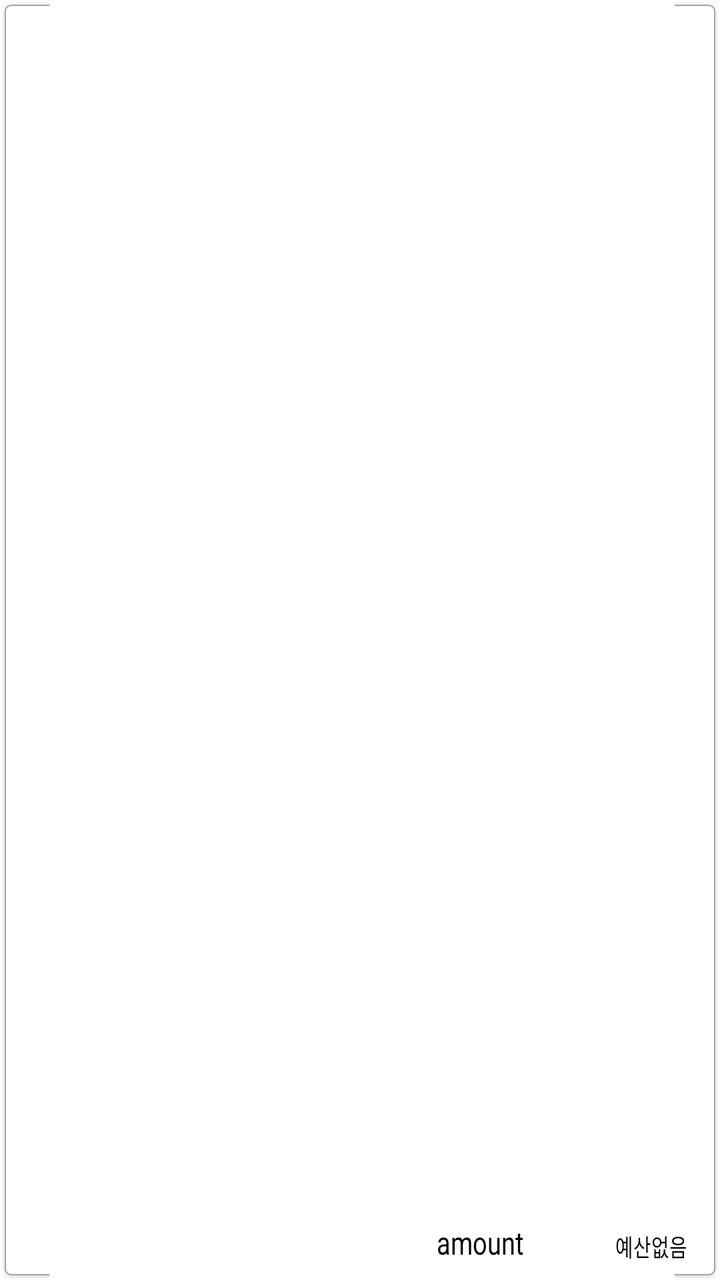
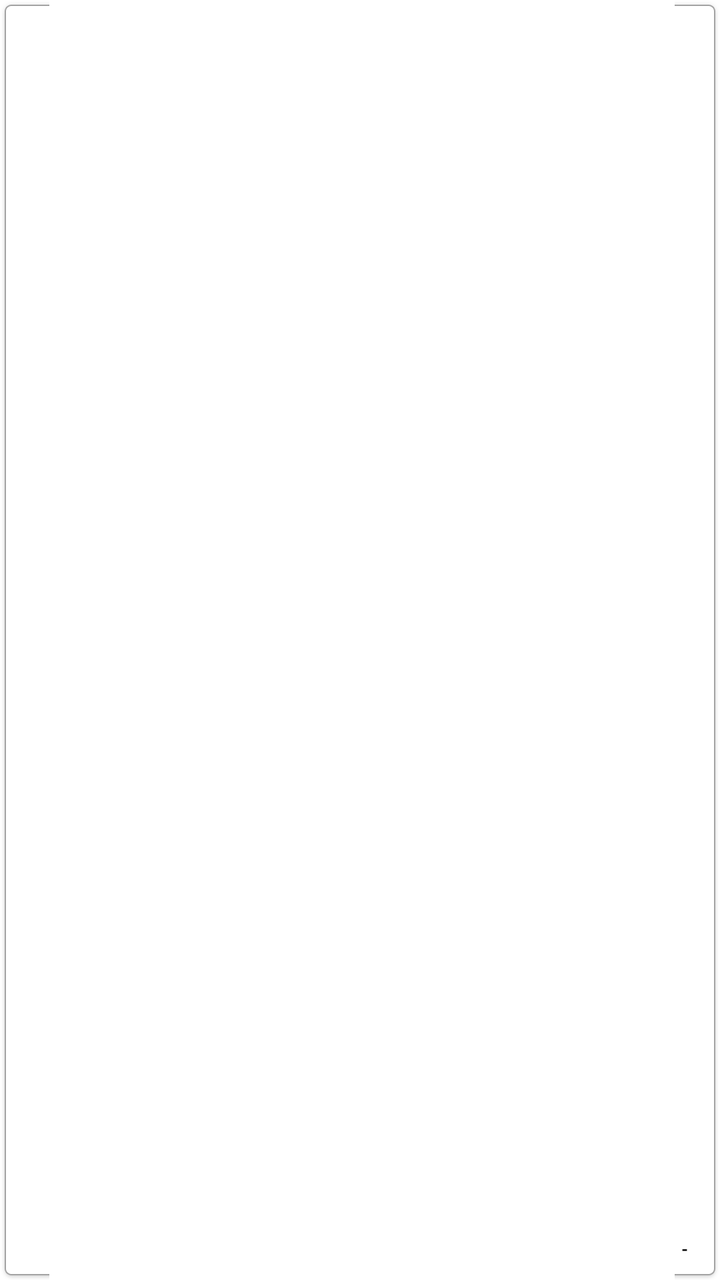

Before-and-after screenshots of an Android layout around one commit, followed by the original layout XML and the change that was made.
<!-- AndroidManifest.xml: application theme AppTheme -->
<!-- res/layout/list_budget_state.xml -->
<?xml version="1.0" encoding="utf-8"?>
<LinearLayout xmlns:android="http://schemas.android.com/apk/res/android"
    android:id="@+id/as_backgroud"
    android:layout_width="match_parent"
    android:layout_height="match_parent"
    android:background="@drawable/input_box_round_2"
    android:orientation="horizontal"
    android:paddingBottom="8dp"
    android:paddingLeft="16dp"
    android:paddingRight="16dp"
    android:paddingTop="8dp" >

    <TextView
        android:id="@+id/as_item_title"
        android:layout_width="0dp"
        android:layout_height="match_parent"
        android:layout_gravity="center"
        android:layout_weight="0.4"
        android:gravity="center"
        android:paddingLeft="10dp"
        android:text="title"
        android:textColor="@color/text_white"
        android:textScaleX="0.9"
        android:textSize="18sp" />

    <TextView
        android:id="@+id/as_item_amount"
        android:layout_width="0dp"
        android:layout_height="match_parent"
        android:layout_weight="0.35"
        android:gravity="right|bottom"
        android:text="amount"
        android:textScaleX="0.8"
        android:textColor="@color/text_black"
        android:textSize="16sp" />

    <TextView
        android:id="@+id/as_item_budget"
        android:layout_width="0dp"
        android:layout_height="match_parent"
        android:layout_weight="0.25"
        android:gravity="right|bottom"
        android:text="@string/budget_no_budget"
        android:textScaleX="0.8"
        android:textColor="@color/text_black"
        android:textSize="12sp" />

</LinearLayout>
<!-- resources referenced by this layout -->
<resources>
  <color name="text_black">#000000</color>
  <color name="text_white">#FFFFFF</color>
  <!-- drawable input_box_round_2: png bitmap (drawable-xxhdpi, 4422 bytes) -->
  <string name="budget_no_budget">예산없음</string>
  <style name="AppTheme" parent="AppBaseTheme">
          <item name="android:actionBarSize">40dp</item>
          
      </style>
  <style name="AppBaseTheme" parent="android:Theme.Light">
          
      </style>
</resources>

<!-- the commit's change to res/layout/list_budget_state.xml (unified diff, before → after) -->
@@ -18,7 +18,6 @@
         android:layout_weight="0.4"
         android:gravity="center"
         android:paddingLeft="10dp"
-        android:text="title"
         android:textColor="@color/text_white"
         android:textScaleX="0.9"
         android:textSize="18sp" />
@@ -29,7 +28,6 @@
         android:layout_height="match_parent"
         android:layout_weight="0.35"
         android:gravity="right|bottom"
-        android:text="amount"
         android:textScaleX="0.8"
         android:textColor="@color/text_black"
         android:textSize="16sp" />
@@ -40,7 +38,7 @@
         android:layout_height="match_parent"
         android:layout_weight="0.25"
         android:gravity="right|bottom"
-        android:text="@string/budget_no_budget"
+        android:text="@string/budget_nothing_budget"
         android:textScaleX="0.8"
         android:textColor="@color/text_black"
         android:textSize="12sp" />
<!-- resource entries referenced after the edit -->
@@ -3,7 +3,7 @@
   <color name="text_black">#000000</color>
   <color name="text_white">#FFFFFF</color>
   <!-- drawable input_box_round_2: png bitmap (drawable-xxhdpi, 4422 bytes) -->
-  <string name="budget_no_budget">예산없음</string>
+  <string name="budget_nothing_budget">-</string>
   <style name="AppTheme" parent="AppBaseTheme">
           <item name="android:actionBarSize">40dp</item>
           
